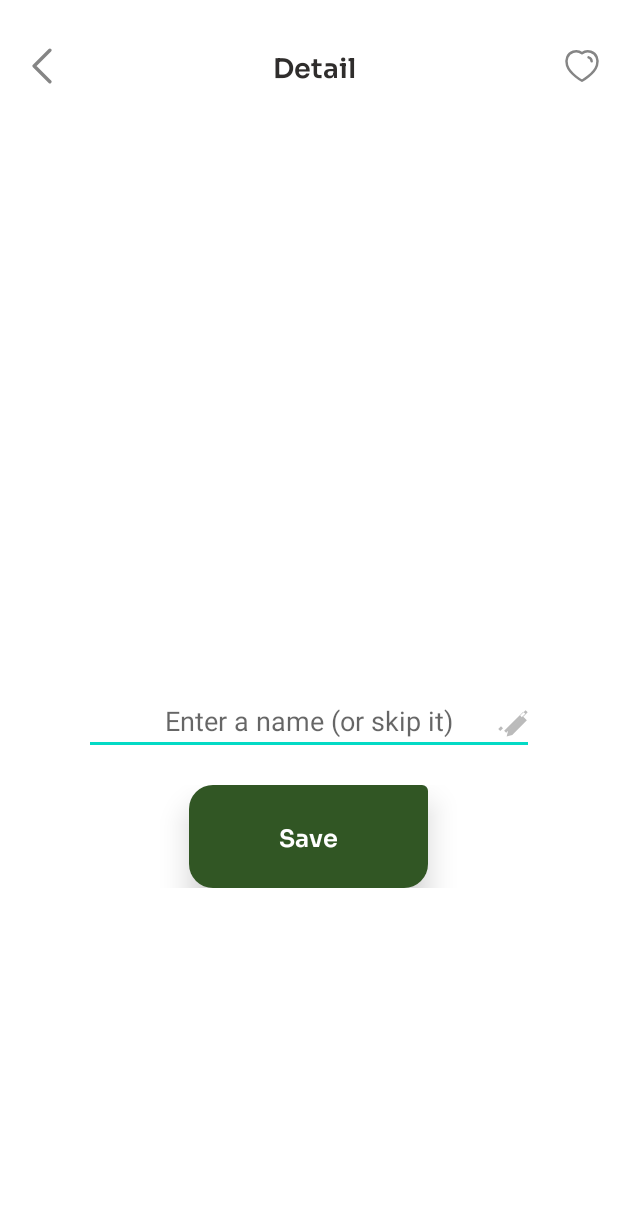
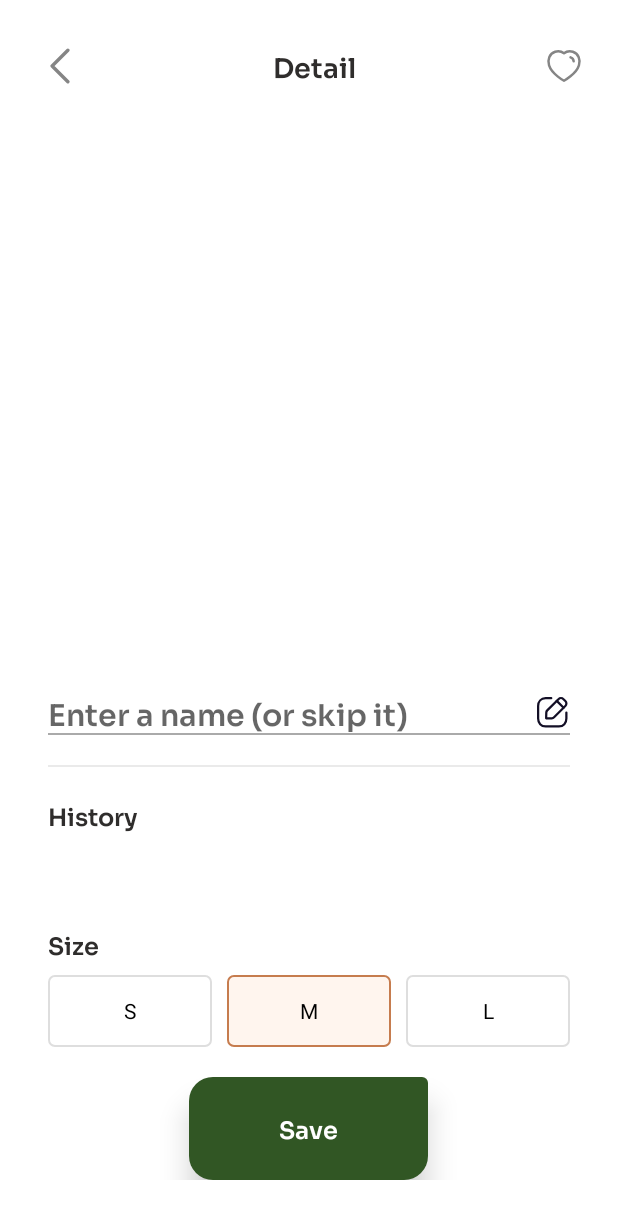
Before and after one commit to mikeaskew4/avocado-alarm-android, an Android app: the AvocadoDetailActivity screen opened directly, with no data from a screen before it, on a phone screen of 412 x 824 dp. Shown: the top 1219 px of the screen. Run offline under Robolectric (Android 15) with nearby library versions, the phone set to English and light mode, and no system bars; libraries missing offline, so code that uses them is left out: com.github.javafaker, pub.devrel.easypermissions; pictures from the network do not load; 2 statements that could not run were skipped.

Commit message:
avo detail screen styles; icons; radio buttons

```diff
--- a/app/src/main/java/com/michaelaskew/avocadotimer/activities/AvocadoDetailActivity.java
+++ b/app/src/main/java/com/michaelaskew/avocadotimer/activities/AvocadoDetailActivity.java
@@ -5,12 +5,15 @@ import android.net.Uri;
 import android.os.Build;
 import android.os.Bundle;
 import android.util.Log;
+import android.view.KeyEvent;
 import android.view.Menu;
 import android.view.MenuItem;
 import android.view.View;
+import android.view.inputmethod.EditorInfo;
 import android.view.inputmethod.InputMethodManager;
 import android.widget.Button;
 import android.widget.EditText;
+import android.widget.FrameLayout;
 import android.widget.ImageView;
 import android.widget.LinearLayout;
 import android.widget.RelativeLayout;
@@ -107,7 +110,7 @@ public class AvocadoDetailActivity extends AppCompatActivity {
 
             // Formatting creation time for display
             String creationTime = avocado.getCreationTime();
-            tvCreationTime.setText(getString(R.string.creation_time) + TimeUtils.getRelativeTimeText(creationTime));
+            tvCreationTime.setText(getString(R.string.creation_time) + " " + TimeUtils.getRelativeTimeText(creationTime));
 
             Object[] results = TimeUtils.getTimeRemaining(creationTime, readyIn, avocado.getSquishiness());
             String formattedTime = (String) results[0];
@@ -149,6 +152,16 @@ public class AvocadoDetailActivity extends AppCompatActivity {
 
             deleteButton.setVisibility(View.GONE);
         }
+
+        // Post a runnable to get width after the layout is complete
+        imgAvocado.post(new Runnable() {
+            @Override
+            public void run() {
+                int width = imgAvocado.getWidth();
+                FrameLayout.LayoutParams layoutParams = new FrameLayout.LayoutParams(width, width);
+                imgAvocado.setLayoutParams(layoutParams);
+            }
+        });
         btnSave = findViewById(R.id.btnSave);
 
         // Initialize your database helper
@@ -175,7 +188,29 @@ public class AvocadoDetailActivity extends AppCompatActivity {
                 }
             }
         });
+
+        setDoneActionToDismissKeyboardAndBlur(edtAvocadoName, this);
     }
+
+    public void setDoneActionToDismissKeyboardAndBlur(EditText editText, Context context) {
+        editText.setOnEditorActionListener(new TextView.OnEditorActionListener() {
+            @Override
+            public boolean onEditorAction(TextView textView, int actionId, KeyEvent keyEvent) {
+                if (actionId == EditorInfo.IME_ACTION_DONE || (keyEvent != null && keyEvent.getKeyCode() == KeyEvent.KEYCODE_ENTER && keyEvent.getAction() == KeyEvent.ACTION_DOWN)) {
+                    // Dismiss keyboard
+                    InputMethodManager imm = (InputMethodManager) context.getSystemService(Context.INPUT_METHOD_SERVICE);
+                    imm.hideSoftInputFromWindow(textView.getWindowToken(), 0);
+
+                    // Clear focus
+                    textView.clearFocus();
+
+                    return true;  // Consumes the action
+                }
+                return false;  // Let other possible actions proceed
+            }
+        });
+    }
+
 
     @Override
     public boolean onOptionsItemSelected(MenuItem item) {
--- /dev/null
+++ b/app/src/main/res/drawable/btn_radio.xml
@@ -0,0 +1,28 @@
+<?xml version="1.0" encoding="utf-8"?>
+<selector xmlns:android="http://schemas.android.com/apk/res/android">
+    <!-- Checked state -->
+    <item android:state_checked="true">
+        <shape
+            xmlns:android="http://schemas.android.com/apk/res/android"
+            android:shape="rectangle">
+            <corners android:radius="4dp"/>
+            <solid android:color="#fff5ee" />
+            <stroke
+                android:width="1dp"
+                android:color="#c67c4e" />
+        </shape>
+    </item>
+
+    <!-- Default state -->
+    <item>
+        <shape
+            xmlns:android="http://schemas.android.com/apk/res/android"
+            android:shape="rectangle">
+            <corners android:radius="4dp"/>
+            <solid android:color="#ffffff" />
+            <stroke
+                android:width="1dp"
+                android:color="#dedede" />
+        </shape>
+    </item>
+</selector>
--- /dev/null
+++ b/app/src/main/res/drawable/edit_pencil.xml
@@ -0,0 +1,28 @@
+<vector xmlns:android="http://schemas.android.com/apk/res/android"
+    android:width="24dp"
+    android:height="24dp"
+    android:viewportWidth="24"
+    android:viewportHeight="24">
+  <path
+      android:pathData="M11.492,2.789H7.753C4.678,2.789 2.75,4.966 2.75,8.048V16.362C2.75,19.444 4.669,21.621 7.753,21.621H16.577C19.662,21.621 21.581,19.444 21.581,16.362V12.334"
+      android:strokeLineJoin="round"
+      android:strokeWidth="1.5"
+      android:fillColor="#00000000"
+      android:strokeColor="#130F26"
+      android:strokeLineCap="round"/>
+  <path
+      android:pathData="M8.828,10.921L16.301,3.448C17.232,2.518 18.741,2.518 19.672,3.448L20.889,4.665C21.82,5.596 21.82,7.106 20.889,8.036L13.38,15.545C12.973,15.952 12.421,16.181 11.845,16.181H8.099L8.193,12.401C8.207,11.845 8.434,11.315 8.828,10.921Z"
+      android:strokeLineJoin="round"
+      android:strokeWidth="1.5"
+      android:fillColor="#00000000"
+      android:fillType="evenOdd"
+      android:strokeColor="#130F26"
+      android:strokeLineCap="round"/>
+  <path
+      android:pathData="M15.165,4.603L19.731,9.169"
+      android:strokeLineJoin="round"
+      android:strokeWidth="1.5"
+      android:fillColor="#00000000"
+      android:strokeColor="#130F26"
+      android:strokeLineCap="round"/>
+</vector>
--- /dev/null
+++ b/app/src/main/res/drawable/edit_text_underline.xml
@@ -0,0 +1,24 @@
+<?xml version="1.0" encoding="utf-8"?>
+<selector xmlns:android="http://schemas.android.com/apk/res/android">
+    <!-- When the EditText is focused -->
+    <item android:state_focused="true">
+        <layer-list>
+            <item>
+                <color android:color="@android:color/transparent" />
+            </item>
+            <item android:top="-2dp" android:right="-2dp" android:left="-2dp">
+                <shape android:shape="rectangle">
+                    <solid android:color="@android:color/transparent" />
+                    <stroke
+                        android:width="1dp"
+                        android:color="@android:color/darker_gray" /> <!-- or any other color you prefer -->
+                </shape>
+            </item>
+        </layer-list>
+    </item>
+
+    <!-- Default state (unfocused) -->
+    <item>
+        <color android:color="@android:color/transparent" />
+    </item>
+</selector>
--- a/app/src/main/res/layout/activity_avocado_detail.xml
+++ b/app/src/main/res/layout/activity_avocado_detail.xml
@@ -3,6 +3,7 @@
     xmlns:app="http://schemas.android.com/apk/res-auto"
     android:layout_width="match_parent"
     android:layout_height="match_parent"
+    android:paddingHorizontal="12dp"
     android:orientation="vertical">
 
     <androidx.appcompat.widget.Toolbar
@@ -32,34 +33,41 @@
         </RelativeLayout>
     </androidx.appcompat.widget.Toolbar>
 
-        <ScrollView xmlns:android="http://schemas.android.com/apk/res/android"
+    <ScrollView xmlns:android="http://schemas.android.com/apk/res/android"
         android:layout_width="match_parent"
         android:layout_height="match_parent"
-        android:padding="16dp">
+        android:paddingHorizontal="20dp"
+        android:scrollbars="none"
+        android:paddingVertical="16dp">
 
         <LinearLayout
             android:id="@+id/avocadoDetailLayout"
-            android:layout_width="wrap_content"
+            android:layout_width="match_parent"
             android:layout_height="wrap_content"
             android:layout_gravity="center_horizontal"
             android:orientation="vertical"
             android:spacing="10dp">
 
-            <Space
+            <androidx.cardview.widget.CardView
                 android:layout_width="match_parent"
-                android:layout_height="20dp" />
-
-            <ImageView
-                android:id="@+id/imgAvocado"
-                android:layout_width="300dp"
-                android:layout_height="300dp"
-
-                android:contentDescription="@string/avocado_image"
-                android:scaleType="centerCrop" />
+                android:layout_height="match_parent"
+                android:layout_gravity="center"
+                android:padding="4dp"
+                app:cardCornerRadius="8dp"
+                app:cardElevation="0dp">
+                <ImageView
+                    android:id="@+id/imgAvocado"
+                    android:layout_width="match_parent"
+                    android:layout_height="match_parent"
+                    android:clipToOutline="true"
+                    android:outlineProvider="background"
+                    android:contentDescription="@string/avocado_image"
+                    android:scaleType="centerCrop" />
+            </androidx.cardview.widget.CardView>
 
             <Space
                 android:layout_width="match_parent"
-                android:layout_height="50dp" />
+                android:layout_height="24dp" />
 
             <LinearLayout
                 android:layout_width="match_parent"
@@ -68,19 +76,118 @@
 
                 <EditText
                     android:id="@+id/edtAvocadoName"
-                    android:layout_width="300dp"
+                    android:background="@drawable/edit_text_underline"
+                    android:layout_width="match_parent"
                     android:layout_height="wrap_content"
-                    android:gravity="center"
+                    android:fontFamily="@font/sora_semibold"
+                    android:textStyle="normal"
+                    android:textSize="20sp"
+                    android:textColor="#2f2d2c"
+                    android:inputType="text"
+                    android:imeOptions="actionDone"
+                    android:paddingRight="32dp"
                     android:hint="@string/enter_avocado_name" />
                 <ImageView
                     android:layout_width="24dp"
                     android:layout_height="24dp"
                     android:layout_marginStart="-24dp"
                     android:layout_gravity="center_vertical"
-                    android:src="@drawable/ic_pencil"
+                    android:src="@drawable/edit_pencil"
                     android:contentDescription="Pencil Icon"/>
 
             </LinearLayout>
+            <View
+                android:layout_width="match_parent"
+                android:layout_height="1dp"
+                android:layout_marginVertical="20dp"
+                android:background="#eaeaea">
+            </View>
+            <TextView
+                android:layout_width="wrap_content"
+                android:layout_height="wrap_content"
+                android:fontFamily="@font/sora_semibold"
+                android:textStyle="normal"
+                android:textSize="16sp"
+                android:textColor="#2f2d2c"
+                android:text="History"/>
+            <Space
+                android:layout_width="match_parent"
+                android:layout_height="20dp" />
+            <TextView
+                android:id="@+id/tvCreationTime"
+                android:layout_width="match_parent"
+                android:layout_height="wrap_content"
+                android:fontFamily="@font/sora"
+                android:textStyle="normal"
+                android:textSize="14sp"
+                android:textColor="#9b9b9b"
+                android:lineSpacingExtra="9sp" />
+
+            <TextView
+                android:id="@+id/tvTimer"
+                android:layout_width="match_parent"
+                android:layout_height="wrap_content"
+                android:fontFamily="@font/sora"
+                android:textStyle="normal"
+                android:textSize="14sp"
+                android:textColor="#9b9b9b"
+                android:lineSpacingExtra="9sp" />
+
+            <TextView
+                android:layout_width="wrap_content"
+                android:layout_height="wrap_content"
+                android:fontFamily="@font/sora_semibold"
+                android:textStyle="normal"
+                android:textSize="16sp"
+                android:textColor="#2f2d2c"
+                android:text="Size"/>
+
+            <RadioGroup
+                android:id="@+id/radioGroup"
+                android:layout_width="match_parent"
+                android:layout_height="wrap_content"
+                android:orientation="horizontal"
+                android:layout_centerHorizontal="true"
+                android:gravity="center"
+                android:layout_marginTop="8dp">
+                <RadioButton
+                    android:id="@+id/radioS"
+                    android:layout_width="0dp"
+                    android:layout_height="wrap_content"
+                    android:layout_weight="1"
+                    android:gravity="center"
+                    android:padding="0dp"
+                    android:text="S"
+                    android:background="@drawable/btn_radio"
+                    android:button="@null"/>
+                <Space
+                    android:layout_width="10dp"
+                    android:layout_height="match_parent"></Space>
+                <RadioButton
+                    android:id="@+id/radioM"
+                    android:layout_width="0dp"
+                    android:layout_height="wrap_content"
+                    android:layout_weight="1"
+                    android:gravity="center"
+                    android:padding="0dp"
+                    android:text="M"
+                    android:background="@drawable/btn_radio"
+                    android:checked="true"
+                    android:button="@null"/>
+                <Space
+                    android:layout_width="10dp"
+                    android:layout_height="match_parent"></Space>
+                <RadioButton
+                    android:id="@+id/radioL"
+                    android:layout_width="0dp"
+                    android:layout_height="wrap_content"
+                    android:gravity="center"
+                    android:padding="0dp"
+                    android:layout_weight="1"
+                    android:text="L"
+                    android:background="@drawable/btn_radio"
+                    android:button="@null"/>
+            </RadioGroup>
 
             <Space
                 android:layout_width="match_parent"
@@ -124,17 +231,7 @@
                 android:layout_width="match_parent"
                 android:layout_height="50dp" />
 
-            <TextView
-                android:id="@+id/tvCreationTime"
-                android:layout_width="match_parent"
-                android:layout_height="wrap_content"
-                android:gravity="center" />
 
-            <TextView
-                android:id="@+id/tvTimer"
-                android:layout_width="match_parent"
-                android:layout_height="wrap_content"
-                android:gravity="center" />
 
         </LinearLayout>
     </ScrollView>
--- a/app/src/main/res/values/strings.xml
+++ b/app/src/main/res/values/strings.xml
@@ -2,10 +2,10 @@
     <string name="app_name">Avocado Alarm</string>
     <string name="avocado_image">Avocado Image</string>
     <string name="enter_avocado_name">Enter a name (or skip it)</string>
-    <string name="creation_time">Creation Time: </string>
+    <string name="creation_time">Created </string>
     <string name="timer_value">Time Remaining: </string>
     <string name="avocado_thumbnail">Avocado Thumbnail</string>
     <string name="avocado_name_placeholder">Avocado Name</string>
-    <string name="creation_date_placeholder">Creation Date: 2023-09-15</string>
+    <string name="creation_date_placeholder">Created not too long ago</string>
 
 </resources>
```
